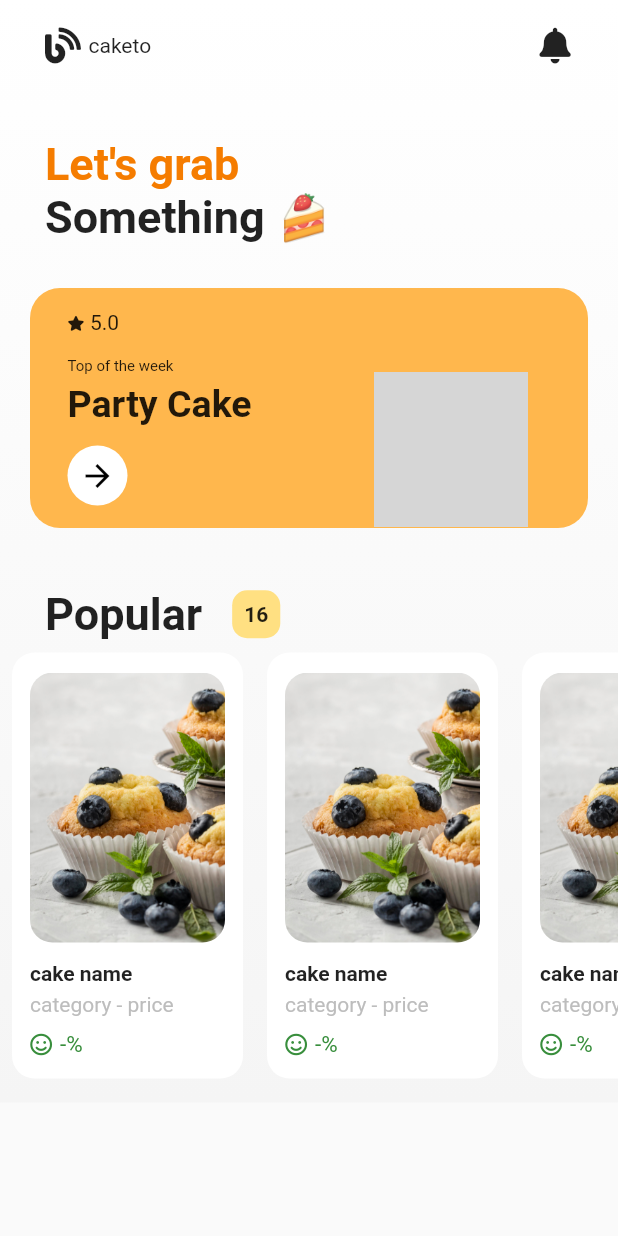
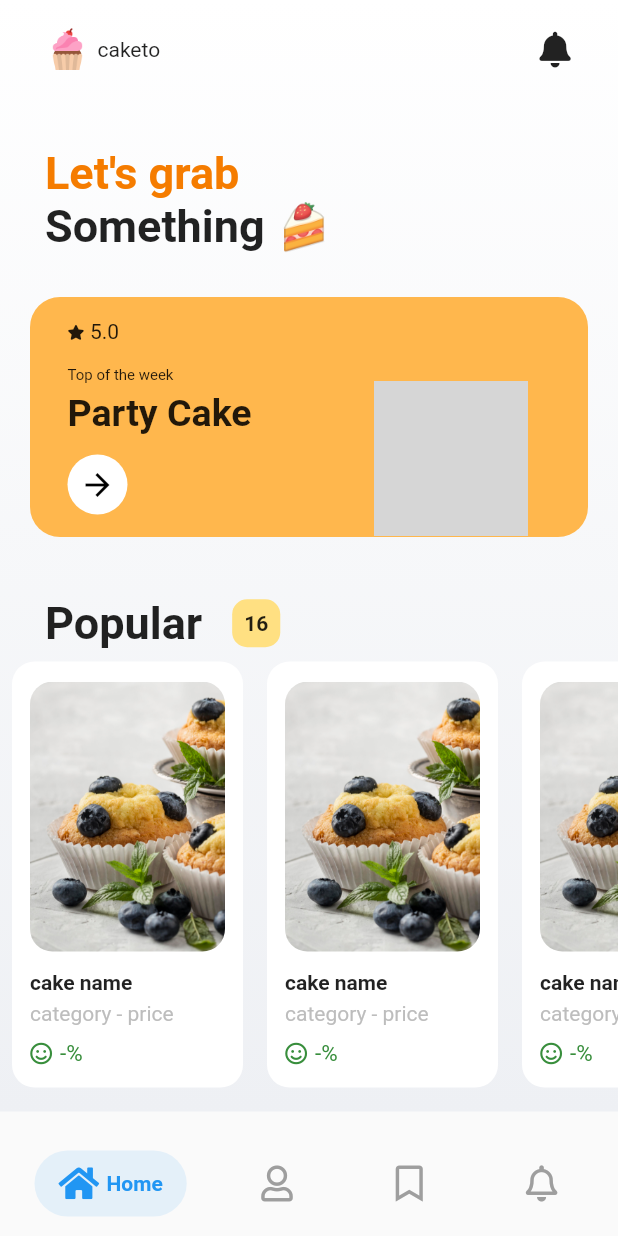
Before and after one commit to mohmedkasim/food_grap_ui, a Flutter app: the screen it shows after launch, on a phone screen of 412 x 824 dp. Run offline on Flutter 3.47's test engine with Material 2 defaults, Android fonts, the phone set to English and light mode, and no system bars; drawn by our look-alikes of salomon_bottom_bar; our stand-ins replace font_awesome_flutter; grey boxes are pictures that could not be loaded.

Commit message:
add bottom navbar

```diff
--- a/lib/main.dart
+++ b/lib/main.dart
@@ -1,4 +1,5 @@
 import 'package:flutter/material.dart';
+import 'package:food_grab/main_structure.dart';
 import 'package:food_grab/screens/home_screen.dart';
 import 'package:food_grab/screens/order_screen.dart';
 
@@ -10,11 +11,7 @@ class MyApp extends StatelessWidget {
   @override
   Widget build(BuildContext context) {
     return MaterialApp(
-      initialRoute: '/',
-      routes: {
-        '/': (context) => HomeScreen(),
-        OrderScreen.id: (context) => OrderScreen()
-      },
+      home: MainStructure(),
     );
   }
 }
--- /dev/null
+++ b/lib/main_structure.dart
@@ -0,0 +1,73 @@
+import 'package:flutter/material.dart';
+import 'package:font_awesome_flutter/font_awesome_flutter.dart';
+import 'package:food_grab/screens/home_screen.dart';
+import 'package:salomon_bottom_bar/salomon_bottom_bar.dart';
+
+class MainStructure extends StatefulWidget {
+  @override
+  _MainStructureState createState() => _MainStructureState();
+}
+
+class _MainStructureState extends State<MainStructure> {
+  final currentScreen = [HomeScreen()];
+  var _currentIndex = 0;
+  PageController _pageController;
+
+  @override
+  void initState() {
+    // TODO: implement initState
+    super.initState();
+    _pageController = PageController();
+  }
+
+  @override
+  void dispose() {
+    // TODO: implement dispose
+    _pageController.dispose();
+    super.dispose();
+  }
+
+  @override
+  Widget build(BuildContext context) {
+    return SafeArea(
+      child: Scaffold(
+        body: SizedBox.expand(
+          child: PageView(
+            controller: _pageController,
+            onPageChanged: (index) {
+              setState(() {
+                _currentIndex = index;
+              });
+            },
+            children: [HomeScreen(), HomeScreen(), HomeScreen(), HomeScreen()],
+          ),
+        ),
+        bottomNavigationBar: SizedBox(
+          height: 70,
+          child: Padding(
+            padding: const EdgeInsets.only(right: 15.0, left: 15.0),
+            child: SalomonBottomBar(
+              unselectedItemColor: Colors.grey,
+              currentIndex: _currentIndex,
+              onTap: (i) => setState(() {
+                _currentIndex = i;
+              }),
+              items: [
+                SalomonBottomBarItem(
+                    icon: Icon(FontAwesomeIcons.home), title: Text("Home")),
+                SalomonBottomBarItem(
+                    icon: Icon(FontAwesomeIcons.user), title: Text("User")),
+                SalomonBottomBarItem(
+                    icon: Icon(FontAwesomeIcons.bookmark),
+                    title: Text("My List")),
+                SalomonBottomBarItem(
+                    icon: Icon(FontAwesomeIcons.bell),
+                    title: Text("notification"))
+              ],
+            ),
+          ),
+        ),
+      ),
+    );
+  }
+}
--- a/lib/screens/home_screen.dart
+++ b/lib/screens/home_screen.dart
@@ -10,15 +10,13 @@ class HomeScreen extends StatefulWidget {
 class _HomeScreenState extends State<HomeScreen> {
   @override
   Widget build(BuildContext context) {
-    return SafeArea(
-      child: Scaffold(
-          body: SingleChildScrollView(
+    return SingleChildScrollView(
       child: Container(
         decoration: BoxDecoration(
             gradient: LinearGradient(
                 begin: Alignment.topCenter,
                 end: Alignment.bottomCenter,
-                  colors: [Colors.white, Colors.grey[100]])),
+                colors: [Colors.white, Color.fromRGBO(238, 240, 244, 1)])),
         child: Padding(
           padding: const EdgeInsets.symmetric(
             vertical: 8,
@@ -36,7 +34,10 @@ class _HomeScreenState extends State<HomeScreen> {
                   children: [
                     Row(
                       children: [
-                          Icon(FontAwesomeIcons.blog),
+                        Image.asset(
+                          'assets/images/logo_cupcake.png',
+                          width: 30,
+                        ),
                         SizedBox(
                           width: 5,
                         ),
@@ -62,8 +63,8 @@ class _HomeScreenState extends State<HomeScreen> {
                     ),
                     Text(
                       'Something 🍰',
-                        style: TextStyle(
-                            fontSize: 30, fontWeight: FontWeight.bold),
+                      style:
+                          TextStyle(fontSize: 30, fontWeight: FontWeight.bold),
                     ),
                   ],
                 ),
@@ -81,8 +82,8 @@ class _HomeScreenState extends State<HomeScreen> {
                   children: [
                     Text(
                       'Popular',
-                        style: TextStyle(
-                            fontSize: 30, fontWeight: FontWeight.bold),
+                      style:
+                          TextStyle(fontSize: 30, fontWeight: FontWeight.bold),
                     ),
                     SizedBox(
                       width: 20,
@@ -108,7 +109,6 @@ class _HomeScreenState extends State<HomeScreen> {
           ),
         ),
       ),
-      )),
     );
   }
 }
--- a/pubspec.yaml
+++ b/pubspec.yaml
@@ -14,6 +14,7 @@ dependencies:
 
   cupertino_icons: ^1.0.2
   font_awesome_flutter: ^9.1.0
+  salomon_bottom_bar: ^3.1.0
 dev_dependencies:
   flutter_test:
     sdk: flutter
```
Also changed, not shown: assets/fonts/Pacifico-Regular.ttf (added), assets/images/logo_cupcake.png (added), pubspec.lock. Lines whose indentation alone changed are shown as unchanged.
